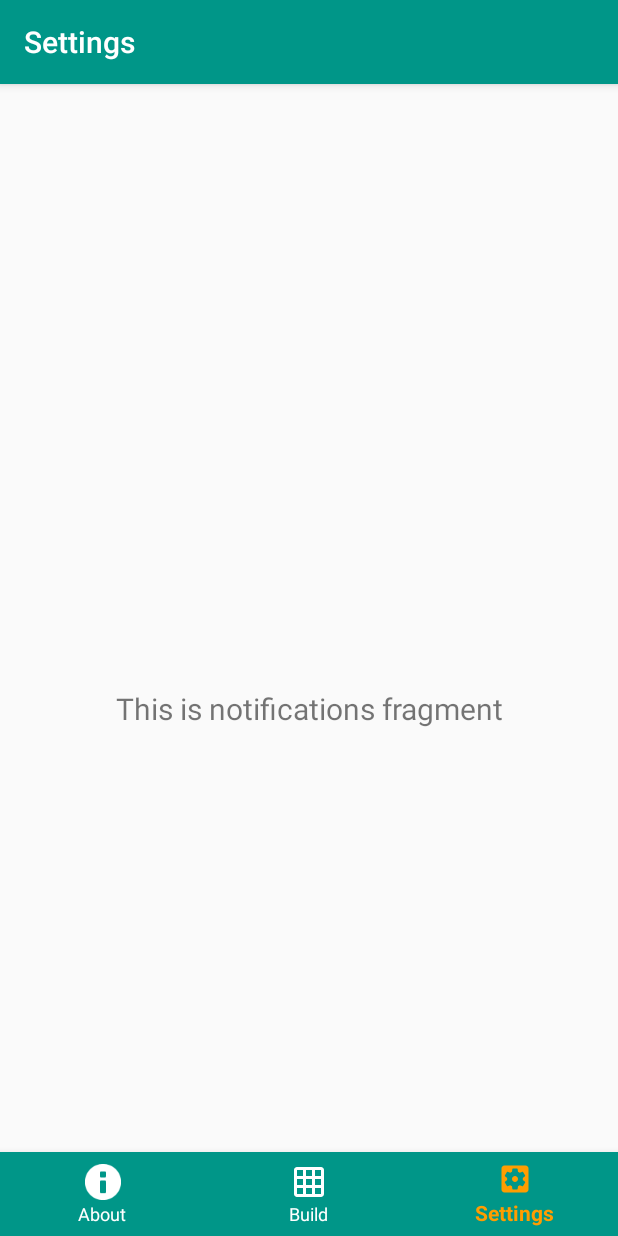
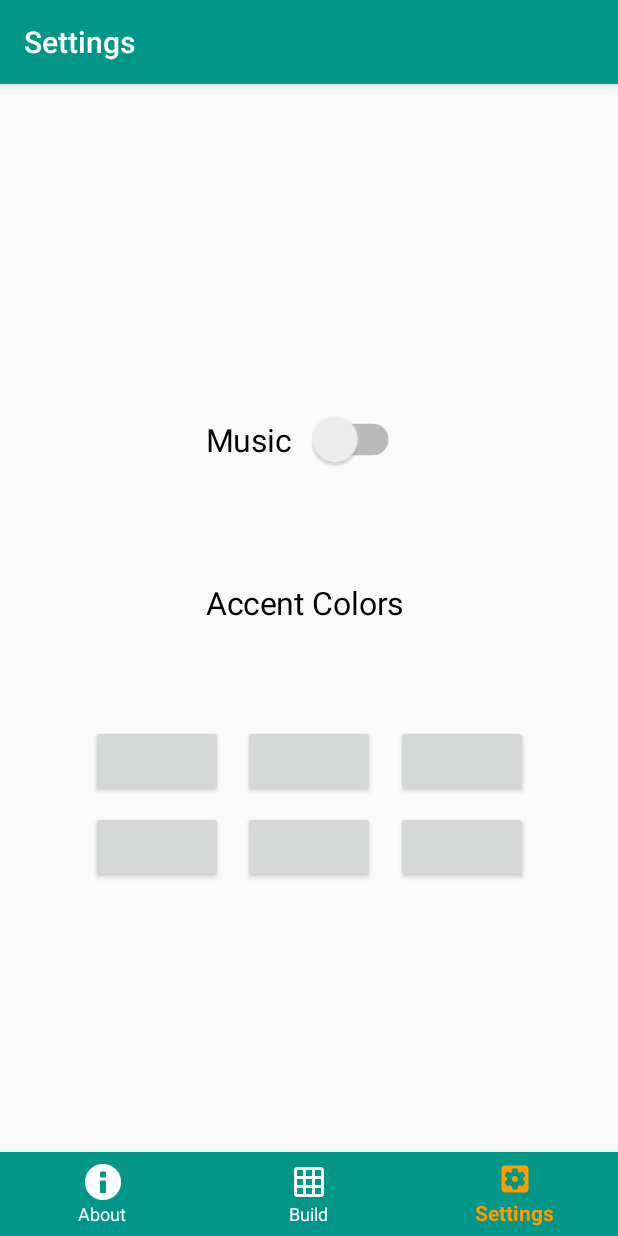
Before and after one commit to OmBhatt9/TheGameOfLife, an Android app: the SettingsFragment screen opened through its navigation route, on a phone screen of 412 x 824 dp. Run offline under Robolectric (Android 15) with nearby library versions, the phone set to English and light mode, and no system bars; our stand-ins replace navigation-ui; 1 statement that could not run was skipped.

Commit message:
Setting fragment UI added

```diff
--- a/app/src/main/AndroidManifest.xml
+++ b/app/src/main/AndroidManifest.xml
@@ -11,7 +11,7 @@
         android:theme="@style/AppTheme">
         <activity
             android:name=".MenuActivity"
-            android:label="@string/title_activity_menu"></activity>
+            android:label="@string/title_activity_menu" />
         <activity android:name=".SplashScreen">
             <intent-filter>
                 <action android:name="android.intent.action.MAIN" />
--- a/app/src/main/java/com/example/thegameoflife/MenuActivity.java
+++ b/app/src/main/java/com/example/thegameoflife/MenuActivity.java
@@ -25,6 +25,8 @@ public class MenuActivity extends AppCompatActivity {
         NavController navController = Navigation.findNavController(this, R.id.nav_host_fragment);
         NavigationUI.setupActionBarWithNavController(this, navController, appBarConfiguration);
         NavigationUI.setupWithNavController(navView, navController);
+
+        // configuring clicking event on navigation bar
     }
 
 }
--- a/app/src/main/java/com/example/thegameoflife/ui/notifications/NotificationsFragment.java
+++ b/app/src/main/java/com/example/thegameoflife/ui/settings/SettingsFragment.java
@@ -1,4 +1,4 @@
-package com.example.thegameoflife.ui.notifications;
+package com.example.thegameoflife.ui.settings;
 
 import android.os.Bundle;
 import android.view.LayoutInflater;
@@ -14,16 +14,16 @@ import androidx.lifecycle.ViewModelProviders;
 
 import com.example.thegameoflife.R;
 
-public class NotificationsFragment extends Fragment {
+public class SettingsFragment extends Fragment {
 
-    private NotificationsViewModel notificationsViewModel;
+    private SettingsViewModel notificationsViewModel;
 
     public View onCreateView(@NonNull LayoutInflater inflater,
                              ViewGroup container, Bundle savedInstanceState) {
         notificationsViewModel =
-                ViewModelProviders.of(this).get(NotificationsViewModel.class);
-        View root = inflater.inflate(R.layout.fragment_notifications, container, false);
-        final TextView textView = root.findViewById(R.id.text_notifications);
+                ViewModelProviders.of(this).get(SettingsViewModel.class);
+        View root = inflater.inflate(R.layout.fragment_settings, container, false);
+        final TextView textView = root.findViewById(R.id.navigation_notifications);
         notificationsViewModel.getText().observe(getViewLifecycleOwner(), new Observer<String>() {
             @Override
             public void onChanged(@Nullable String s) {
--- a/app/src/main/java/com/example/thegameoflife/ui/notifications/NotificationsViewModel.java
+++ b/app/src/main/java/com/example/thegameoflife/ui/settings/SettingsViewModel.java
@@ -1,14 +1,14 @@
-package com.example.thegameoflife.ui.notifications;
+package com.example.thegameoflife.ui.settings;
 
 import androidx.lifecycle.LiveData;
 import androidx.lifecycle.MutableLiveData;
 import androidx.lifecycle.ViewModel;
 
-public class NotificationsViewModel extends ViewModel {
+public class SettingsViewModel extends ViewModel {
 
     private MutableLiveData<String> mText;
 
-    public NotificationsViewModel() {
+    public SettingsViewModel() {
         mText = new MutableLiveData<>();
         mText.setValue("This is notifications fragment");
     }
--- a/app/src/main/res/layout/activity_menu3.xml
+++ b/app/src/main/res/layout/activity_menu3.xml
@@ -12,11 +12,11 @@
         android:layout_height="wrap_content"
         android:background="#009688"
         app:itemBackground="?selectableItemBackgroundBorderless"
+        app:itemIconTint="@drawable/nav_item_color_state"
+        app:itemTextColor="@drawable/nav_item_color_state"
         app:layout_constraintBottom_toBottomOf="parent"
         app:layout_constraintLeft_toLeftOf="parent"
         app:layout_constraintRight_toRightOf="parent"
-        app:itemIconTint="@drawable/nav_item_color_state"
-        app:itemTextColor="@drawable/nav_item_color_state"
         app:menu="@menu/bottom_nav_menu" />
 
     <fragment
--- a/app/src/main/res/layout/fragment_notifications.xml
+++ /dev/null
@@ -1,23 +0,0 @@
-<?xml version="1.0" encoding="utf-8"?>
-<androidx.constraintlayout.widget.ConstraintLayout xmlns:android="http://schemas.android.com/apk/res/android"
-    xmlns:app="http://schemas.android.com/apk/res-auto"
-    xmlns:tools="http://schemas.android.com/tools"
-    android:layout_width="match_parent"
-    android:layout_height="match_parent"
-    tools:context=".ui.notifications.NotificationsFragment">
-
-    <TextView
-        android:id="@+id/text_notifications"
-        android:layout_width="match_parent"
-        android:layout_height="wrap_content"
-        android:layout_marginStart="8dp"
-        android:layout_marginTop="8dp"
-        android:layout_marginEnd="8dp"
-        android:textAlignment="center"
-        android:textSize="20sp"
-        app:layout_constraintBottom_toBottomOf="parent"
-        app:layout_constraintEnd_toEndOf="parent"
-        app:layout_constraintStart_toStartOf="parent"
-        app:layout_constraintTop_toTopOf="parent"
-        android:gravity="center_horizontal" />
-</androidx.constraintlayout.widget.ConstraintLayout>
--- /dev/null
+++ b/app/src/main/res/layout/fragment_settings.xml
@@ -0,0 +1,139 @@
+<?xml version="1.0" encoding="utf-8"?>
+<androidx.constraintlayout.widget.ConstraintLayout xmlns:android="http://schemas.android.com/apk/res/android"
+    xmlns:app="http://schemas.android.com/apk/res-auto"
+    xmlns:tools="http://schemas.android.com/tools"
+    android:layout_width="match_parent"
+    android:layout_height="match_parent"
+    tools:context=".ui.settings.SettingsFragment">
+
+    <Switch
+        android:id="@+id/switch_music"
+        android:layout_width="0dp"
+        android:layout_height="0dp"
+        android:layout_marginStart="160dp"
+        android:layout_marginLeft="160dp"
+        android:layout_marginTop="150dp"
+        android:layout_marginEnd="160dp"
+        android:layout_marginRight="160dp"
+        android:layout_marginBottom="500dp"
+        android:scaleX="1.5"
+        android:scaleY="1.5"
+        android:text="Music"
+        app:layout_constraintBottom_toBottomOf="parent"
+        app:layout_constraintEnd_toEndOf="parent"
+        app:layout_constraintHorizontal_bias="0.518"
+        app:layout_constraintStart_toStartOf="parent"
+        app:layout_constraintTop_toTopOf="parent" />
+
+    <TextView
+        android:id="@+id/text_accent_colors"
+        android:layout_width="92dp"
+        android:layout_height="46dp"
+        android:layout_marginStart="140dp"
+        android:layout_marginLeft="140dp"
+        android:layout_marginTop="85dp"
+        android:layout_marginEnd="140dp"
+        android:layout_marginRight="140dp"
+        android:layout_marginBottom="390dp"
+        android:scaleX="1.5"
+        android:scaleY="1.5"
+        android:text="Accent Colors"
+        android:textColor="#000000"
+        android:visibility="visible"
+        app:layout_constraintBottom_toBottomOf="parent"
+        app:layout_constraintEnd_toEndOf="parent"
+        app:layout_constraintStart_toStartOf="parent"
+        app:layout_constraintTop_toBottomOf="@+id/switch_music"
+        tools:visibility="visible" />
+
+    <Button
+        android:id="@+id/button1"
+        android:layout_width="wrap_content"
+        android:layout_height="wrap_content"
+        android:layout_marginStart="144dp"
+        android:layout_marginLeft="144dp"
+        android:layout_marginTop="55dp"
+        android:layout_marginEnd="144dp"
+        android:layout_marginRight="144dp"
+        android:layout_marginBottom="310dp"
+        app:layout_constraintBottom_toBottomOf="parent"
+        app:layout_constraintEnd_toEndOf="parent"
+        app:layout_constraintStart_toStartOf="parent"
+        app:layout_constraintTop_toBottomOf="@+id/text_accent_colors" />
+
+    <Button
+        android:id="@+id/button3"
+        android:layout_width="wrap_content"
+        android:layout_height="wrap_content"
+        android:layout_marginStart="60dp"
+        android:layout_marginLeft="60dp"
+        android:layout_marginTop="13dp"
+        android:layout_marginEnd="13dp"
+        android:layout_marginRight="13dp"
+        android:layout_marginBottom="240dp"
+        app:layout_constraintBottom_toBottomOf="parent"
+        app:layout_constraintEnd_toStartOf="@+id/button4"
+        app:layout_constraintStart_toStartOf="parent"
+        app:layout_constraintTop_toBottomOf="@+id/button2" />
+
+    <Button
+        android:id="@+id/button4"
+        android:layout_width="wrap_content"
+        android:layout_height="wrap_content"
+        android:layout_marginStart="144dp"
+        android:layout_marginLeft="144dp"
+        android:layout_marginTop="13dp"
+        android:layout_marginEnd="144dp"
+        android:layout_marginRight="144dp"
+        android:layout_marginBottom="240dp"
+        app:layout_constraintBottom_toBottomOf="parent"
+        app:layout_constraintEnd_toEndOf="parent"
+        app:layout_constraintStart_toStartOf="parent"
+        app:layout_constraintTop_toBottomOf="@+id/button1" />
+
+    <Button
+        android:id="@+id/button5"
+        android:layout_width="wrap_content"
+        android:layout_height="wrap_content"
+        android:layout_marginStart="13dp"
+        android:layout_marginLeft="13dp"
+        android:layout_marginTop="55dp"
+        android:layout_marginEnd="60dp"
+        android:layout_marginRight="60dp"
+        android:layout_marginBottom="310dp"
+        app:layout_constraintBottom_toBottomOf="parent"
+        app:layout_constraintEnd_toEndOf="parent"
+        app:layout_constraintStart_toEndOf="@+id/button1"
+        app:layout_constraintTop_toBottomOf="@+id/text_accent_colors" />
+
+    <Button
+        android:id="@+id/button6"
+        android:layout_width="wrap_content"
+        android:layout_height="wrap_content"
+        android:layout_marginStart="13dp"
+        android:layout_marginLeft="13dp"
+        android:layout_marginTop="13dp"
+        android:layout_marginEnd="60dp"
+        android:layout_marginRight="60dp"
+        android:layout_marginBottom="240dp"
+        app:layout_constraintBottom_toBottomOf="parent"
+        app:layout_constraintEnd_toEndOf="parent"
+        app:layout_constraintStart_toEndOf="@+id/button4"
+        app:layout_constraintTop_toBottomOf="@+id/button5" />
+
+    <Button
+        android:id="@+id/button2"
+        android:layout_width="wrap_content"
+        android:layout_height="wrap_content"
+        android:layout_marginStart="60dp"
+        android:layout_marginLeft="60dp"
+        android:layout_marginTop="55dp"
+        android:layout_marginEnd="13dp"
+        android:layout_marginRight="13dp"
+        android:layout_marginBottom="310dp"
+        app:layout_constraintBottom_toBottomOf="parent"
+        app:layout_constraintEnd_toStartOf="@+id/button1"
+        app:layout_constraintStart_toStartOf="parent"
+        app:layout_constraintTop_toBottomOf="@+id/text_accent_colors" />
+
+</androidx.constraintlayout.widget.ConstraintLayout>
--- a/app/src/main/res/navigation/mobile_navigation.xml
+++ b/app/src/main/res/navigation/mobile_navigation.xml
@@ -19,7 +19,7 @@
 
     <fragment
         android:id="@+id/navigation_notifications"
-        android:name="com.example.thegameoflife.ui.notifications.NotificationsFragment"
+        android:name="com.example.thegameoflife.ui.settings.SettingsFragment"
         android:label="Settings"
-        tools:layout="@layout/fragment_notifications" />
+        tools:layout="@layout/fragment_settings" />
 </navigation>
```
